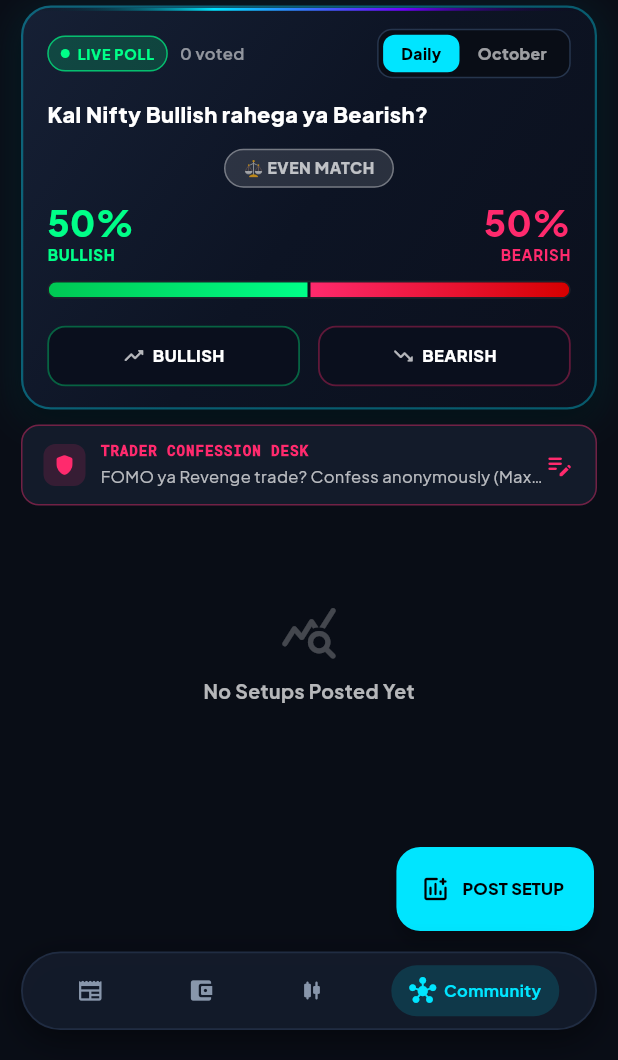
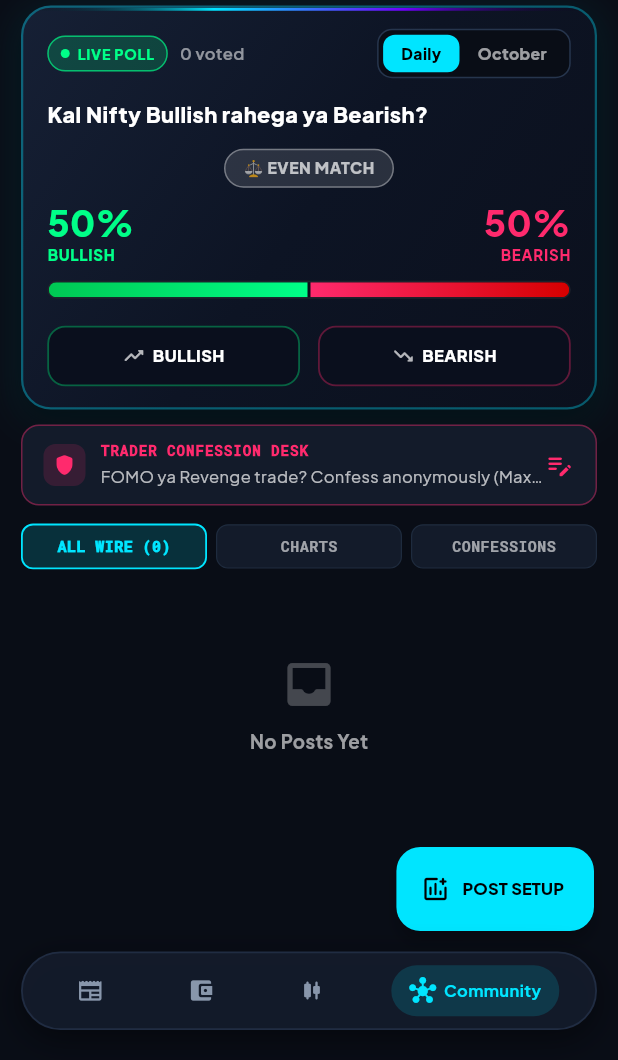
Before and after one commit to zxcty54/stock-crypto-tracker, a Flutter app: the screen it shows after launch, item 4 of the bottom bar chosen, on a phone screen of 412 x 824 dp, the part 176-1236 px from its top. Run offline on Flutter 3.47's test engine with Material 3 defaults, Android fonts, the phone set to English and light mode, and no system bars; our stand-ins replace cached_network_image, flutter_image_compress, google_fonts, image_picker, shared_preferences, supabase_flutter; missing offline and left inert: receive_sharing_intent; accounts and stored records are empty; network calls fail; statements that could not run were skipped.

Commit message:
Update community_screen.dart

```diff
--- a/lib/screens/community_screen.dart
+++ b/lib/screens/community_screen.dart
@@ -7,7 +7,7 @@ import 'package:supabase_flutter/supabase_flutter.dart';
 
 import '../widgets/trader_feed_card.dart';
 import '../widgets/create_chart_post_sheet.dart';
-import '../widgets/create_confession_sheet.dart'; // 👈 Text-Only Confession Sheet Import
+import '../widgets/create_confession_sheet.dart';
 import '../widgets/community_sentiment_card.dart';
 import '../services/auth_service.dart';
 
@@ -26,6 +26,9 @@ class _CommunityScreenState extends State<CommunityScreen> {
   bool _isLoadingPosts = true;
   String? _postsError;
 
+  // 🎯 Feed Filter State: 'ALL', 'CHARTS', 'CONFESSIONS'
+  String _selectedFilter = 'ALL';
+
   // Google Sheet Web App State
   Map<String, dynamic> _liveIndices = {};
   double _niftyPrice = 22459.80;
@@ -40,6 +43,20 @@ class _CommunityScreenState extends State<CommunityScreen> {
     super.initState();
     _fetchLiveIndices();
     _fetchCommunityPosts();
+  }
+
+  // Filtered List calculation
+  List<Map<String, dynamic>> get _filteredPosts {
+    if (_selectedFilter == 'CHARTS') {
+      return _communityPosts.where((p) => p['chart_url'] != null && (p['chart_url'] as String).isNotEmpty).toList();
+    } else if (_selectedFilter == 'CONFESSIONS') {
+      return _communityPosts.where((p) {
+        final tag = p['regret_tag']?.toString();
+        final bool isAnon = p['is_anonymous'] == true;
+        return (tag != null && tag.isNotEmpty) || isAnon;
+      }).toList();
+    }
+    return _communityPosts;
   }
 
   Future<void> _fetchLiveIndices() async {
@@ -100,7 +117,7 @@ class _CommunityScreenState extends State<CommunityScreen> {
           .from('trader_posts')
           .select('*, profiles(username, full_name, avatar_url)')
           .order('created_at', ascending: false)
-          .limit(30);
+          .limit(40);
 
       if (mounted) {
         setState(() {
@@ -263,6 +280,8 @@ class _CommunityScreenState extends State<CommunityScreen> {
 
   @override
   Widget build(BuildContext context) {
+    final posts = _filteredPosts;
+
     return Scaffold(
       key: _scaffoldKey,
       backgroundColor: const Color(0xFF090D16),
@@ -301,8 +320,8 @@ class _CommunityScreenState extends State<CommunityScreen> {
           },
           child: ListView.builder(
             padding: const EdgeInsets.only(top: 6, bottom: 120),
-            // 3 static header items: Indices (0), Sentiment (1), Confession Bar (2)
-            itemCount: 3 + (_communityPosts.isEmpty ? 1 : _communityPosts.length),
+            // 4 static headers: Indices(0), Sentiment(1), ConfessionBar(2), FilterRibbon(3)
+            itemCount: 4 + (posts.isEmpty ? 1 : posts.length),
             itemBuilder: (context, index) {
               // 1. TOP INDICES TICKER
               if (index == 0) {
@@ -321,7 +340,7 @@ class _CommunityScreenState extends State<CommunityScreen> {
                 );
               }
 
-              // 3. 🎯 TRADER CONFESSION DESK ENTRY STRIP (Max 700 words, No attachment)
+              // 3. TRADER CONFESSION ENTRY STRIP
               if (index == 2) {
                 return Padding(
                   padding: const EdgeInsets.symmetric(horizontal: 14, vertical: 4),
@@ -379,28 +398,86 @@ class _CommunityScreenState extends State<CommunityScreen> {
                 );
               }
 
-              // Empty placeholder
-              if (_communityPosts.isEmpty) {
-                return const Padding(
-                  padding: EdgeInsets.only(top: 60),
-                  child: Column(
+              // 4. 🎯 FEED FILTER TABS (ALL / CHARTS / CONFESSIONS)
+              if (index == 3) {
+                return Padding(
+                  padding: const EdgeInsets.symmetric(horizontal: 14, vertical: 8),
+                  child: Row(
                     children: [
-                      Icon(Icons.query_stats_rounded, color: Colors.white24, size: 40),
-                      SizedBox(height: 10),
-                      Text('No Setups Posted Yet', style: TextStyle(color: Colors.white70, fontSize: 13, fontWeight: FontWeight.bold)),
+                      _buildFilterChip('ALL', 'ALL WIRE (${_communityPosts.length})'),
+                      const SizedBox(width: 6),
+                      _buildFilterChip('CHARTS', 'CHARTS'),
+                      const SizedBox(width: 6),
+                      _buildFilterChip('CONFESSIONS', 'CONFESSIONS'),
                     ],
                   ),
                 );
               }
 
-              // Feed Cards (Offset index - 3)
-              final post = _communityPosts[index - 3];
+              // Empty placeholder
+              if (posts.isEmpty) {
+                return Padding(
+                  padding: const EdgeInsets.only(top: 50),
+                  child: Column(
+                    children: [
+                      const Icon(Icons.inbox_rounded, color: Colors.white24, size: 38),
+                      const SizedBox(height: 10),
+                      Text(
+                        _selectedFilter == 'CONFESSIONS'
+                            ? 'No Confessions Yet. Be the first to share!'
+                            : (_selectedFilter == 'CHARTS' ? 'No Chart Setups Found' : 'No Posts Yet'),
+                        style: const TextStyle(color: Colors.white60, fontSize: 12.5, fontWeight: FontWeight.bold),
+                      ),
+                    ],
+                  ),
+                );
+              }
+
+              // Feed Cards (Offset index - 4)
+              final post = posts[index - 4];
               return TraderFeedCard(
                 key: ValueKey(post['id']),
                 post: post,
                 onPostDeleted: _fetchCommunityPosts,
               );
             },
+          ),
+        ),
+      ),
+    );
+  }
+
+  Widget _buildFilterChip(String value, String label) {
+    final isSelected = _selectedFilter == value;
+    final isConfession = value == 'CONFESSIONS';
+    final activeColor = isConfession ? const Color(0xFFFF2A6D) : const Color(0xFF00E5FF);
+
+    return Expanded(
+      child: InkWell(
+        onTap: () {
+          HapticFeedback.selectionClick();
+          setState(() => _selectedFilter = value);
+        },
+        borderRadius: BorderRadius.circular(8),
+        child: Container(
+          padding: const EdgeInsets.symmetric(vertical: 7),
+          decoration: BoxDecoration(
+            color: isSelected ? activeColor.withOpacity(0.16) : const Color(0xFF131B2A),
+            borderRadius: BorderRadius.circular(8),
+            border: Border.all(
+              color: isSelected ? activeColor : const Color(0xFF1E2B3E),
+              width: isSelected ? 1.2 : 0.8,
+            ),
+          ),
+          alignment: Alignment.center,
+          child: Text(
+            label,
+            style: GoogleFonts.robotoMono(
+              color: isSelected ? activeColor : Colors.white60,
+              fontSize: 10,
+              fontWeight: isSelected ? FontWeight.w900 : FontWeight.bold,
+              letterSpacing: 0.3,
+            ),
           ),
         ),
       ),
```
